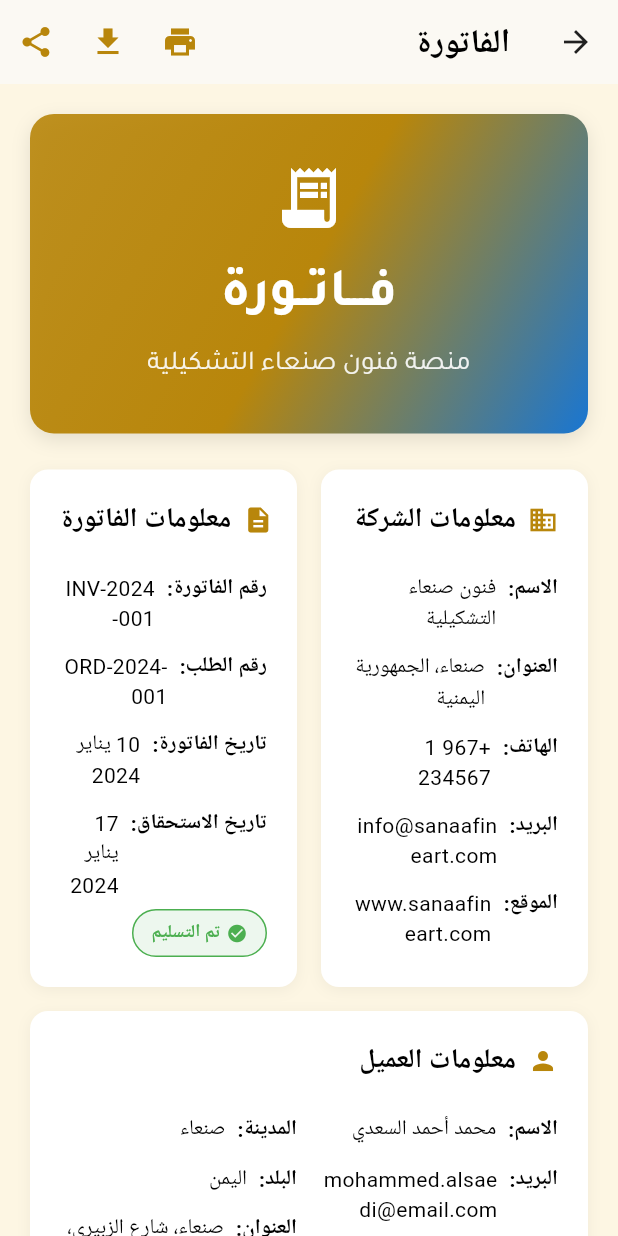
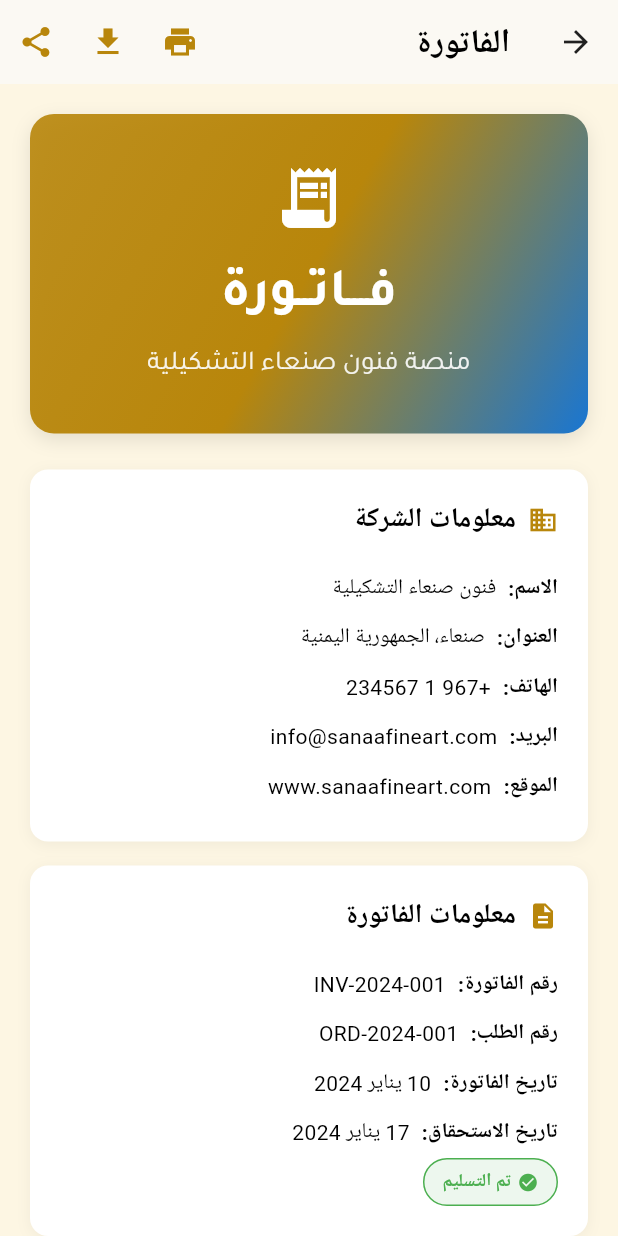
Before and after one commit to sajidammar/sana-a_arts_application, a Flutter app: the InvoicePage screen opened by its route, on a phone screen of 412 x 824 dp. Run offline on Flutter 3.47's test engine with Material 3 defaults, Android fonts, the phone set to English and light mode, and no system bars; accounts and stored records are empty; network calls fail.

Commit message:
fixed some error for overflowed in invoice_page

```diff
--- a/lib/views/exhibitions/home/widgets/current_exhibitions_section.dart
+++ b/lib/views/exhibitions/home/widgets/current_exhibitions_section.dart
@@ -79,7 +79,8 @@ class _CurrentExhibitionsSectionState extends State<CurrentExhibitionsSection> {
               ),
               const SizedBox(height: 16),
               SizedBox(
-                height: 420, // Increased height to prevent pixel overflow
+                height:
+                    440, // Increased height further to prevent pixel overflow
                 child: ListView.builder(
                   scrollDirection: Axis.horizontal,
                   itemCount: currentExhibitions.length,
--- a/lib/views/store/home_page.dart
+++ b/lib/views/store/home_page.dart
@@ -237,7 +237,7 @@ class _StorePageState extends State<StorePage> {
               crossAxisCount: 1,
               crossAxisSpacing: 16,
               mainAxisSpacing: 22,
-              childAspectRatio: 0.99,
+              childAspectRatio: 0.85,
             ),
             itemCount: productProvider.filteredProducts.length,
             itemBuilder: (context, index) {
--- a/lib/views/store/invoice/invoice_page.dart
+++ b/lib/views/store/invoice/invoice_page.dart
@@ -3,8 +3,6 @@ import 'package:provider/provider.dart';
 import '../../../controllers/store/invoice_controller.dart';
 import '../../../models/store/invoice_model.dart';
 import '../../../providers/store/invoice_provider.dart';
-
-
 
 class InvoicePage extends StatelessWidget {
   const InvoicePage({super.key});
@@ -56,7 +54,9 @@ class InvoicePage extends StatelessWidget {
               child: Column(
                 mainAxisAlignment: MainAxisAlignment.center,
                 children: [
-            CircularProgressIndicator(color: Theme.of(context).primaryColor),
+                  CircularProgressIndicator(
+                    color: Theme.of(context).primaryColor,
+                  ),
                   SizedBox(height: 16),
                   Text(
                     'جاري تحميل الفاتورة...',
@@ -91,7 +91,7 @@ class InvoicePage extends StatelessWidget {
       decoration: BoxDecoration(
         gradient: LinearGradient(
           colors: [
-            Theme.of(context).primaryColor.withValues(alpha:0.9),
+            Theme.of(context).primaryColor.withValues(alpha: 0.9),
             Theme.of(context).primaryColor,
             Theme.of(context).primaryColorDark,
           ],
@@ -101,7 +101,7 @@ class InvoicePage extends StatelessWidget {
         borderRadius: BorderRadius.circular(16),
         boxShadow: [
           BoxShadow(
-            color: Colors.black.withValues(alpha:0.1),
+            color: Colors.black.withValues(alpha: 0.1),
             blurRadius: 10,
             offset: Offset(0, 4),
           ),
@@ -109,11 +109,7 @@ class InvoicePage extends StatelessWidget {
       ),
       child: Column(
         children: [
-          Icon(
-            Icons.receipt_long,
-            size: 48,
-            color: Colors.white,
-          ),
+          Icon(Icons.receipt_long, size: 48, color: Colors.white),
           SizedBox(height: 16),
           Text(
             'فـــاتــورة',
@@ -129,7 +125,7 @@ class InvoicePage extends StatelessWidget {
             'منصة فنون صنعاء التشكيلية',
             style: TextStyle(
               fontSize: 18,
-              color: Colors.white.withValues(alpha:0.9),
+              color: Colors.white.withValues(alpha: 0.9),
               fontFamily: 'Tajawal',
             ),
           ),
@@ -142,11 +138,7 @@ class InvoicePage extends StatelessWidget {
     return Column(
       children: [
         // معلومات الشركة والفاتورة
-        Row(
-          crossAxisAlignment: CrossAxisAlignment.start,
-          children: [
-            Expanded(
-              child: _buildInfoCard(
+        _buildInfoCard(
           context,
           title: 'معلومات الشركة',
           icon: Icons.business,
@@ -158,10 +150,8 @@ class InvoicePage extends StatelessWidget {
             _buildInfoItem('الموقع:', 'www.sanaafineart.com', context),
           ],
         ),
-            ),
-            SizedBox(width: 16),
-            Expanded(
-              child: _buildInfoCard(
+        SizedBox(height: 16),
+        _buildInfoCard(
           context,
           title: 'معلومات الفاتورة',
           icon: Icons.description,
@@ -173,9 +163,6 @@ class InvoicePage extends StatelessWidget {
             _buildStatusBadge('تم التسليم', Colors.green, context),
           ],
         ),
-            ),
-          ],
-        ),
         SizedBox(height: 16),
         // معلومات العميل
         _buildInfoCard(
@@ -183,40 +170,21 @@ class InvoicePage extends StatelessWidget {
           title: 'معلومات العميل',
           icon: Icons.person,
           children: [
-            Row(
-              crossAxisAlignment: CrossAxisAlignment.start,
-              children: [
-                Expanded(
-                  child: Column(
-                    crossAxisAlignment: CrossAxisAlignment.start,
-                    children: [
             _buildInfoItem('الاسم:', invoice.customer.name, context),
             _buildInfoItem('البريد:', invoice.customer.email, context),
             _buildInfoItem('الهاتف:', invoice.customer.phone, context),
-                    ],
-                  ),
-                ),
-                SizedBox(width: 16),
-                Expanded(
-                  child: Column(
-                    crossAxisAlignment: CrossAxisAlignment.start,
-                    children: [
+            Divider(height: 24),
             _buildInfoItem('المدينة:', invoice.customer.city, context),
             _buildInfoItem('البلد:', invoice.customer.country, context),
             _buildInfoItem('العنوان:', invoice.customer.address, context),
-                    ],
-                  ),
-                ),
-              ],
-            ),
-            SizedBox(height: 8),
+            SizedBox(height: 16),
             Container(
               padding: EdgeInsets.all(12),
               decoration: BoxDecoration(
-                color: Theme.of(context).primaryColor.withValues(alpha:0.1),
+                color: Theme.of(context).primaryColor.withValues(alpha: 0.1),
                 borderRadius: BorderRadius.circular(8),
                 border: Border.all(
-                  color: Theme.of(context).primaryColor.withValues(alpha:0.3),
+                  color: Theme.of(context).primaryColor.withValues(alpha: 0.3),
                 ),
               ),
               child: Row(
@@ -258,7 +226,7 @@ class InvoicePage extends StatelessWidget {
         borderRadius: BorderRadius.circular(12),
         boxShadow: [
           BoxShadow(
-            color: Colors.black.withValues(alpha:0.05),
+            color: Colors.black.withValues(alpha: 0.05),
             blurRadius: 8,
             offset: Offset(0, 2),
           ),
@@ -269,11 +237,7 @@ class InvoicePage extends StatelessWidget {
         children: [
           Row(
             children: [
-              Icon(
-                icon,
-                color: Theme.of(context).primaryColor,
-                size: 20,
-              ),
+              Icon(icon, color: Theme.of(context).primaryColor, size: 20),
               SizedBox(width: 8),
               Text(
                 title,
@@ -326,18 +290,14 @@ class InvoicePage extends StatelessWidget {
     return Container(
       padding: EdgeInsets.symmetric(horizontal: 12, vertical: 6),
       decoration: BoxDecoration(
-        color: color.withValues(alpha:0.1),
+        color: color.withValues(alpha: 0.1),
         borderRadius: BorderRadius.circular(20),
         border: Border.all(color: color),
       ),
       child: Row(
         mainAxisSize: MainAxisSize.min,
         children: [
-          Icon(
-            Icons.check_circle,
-            color: color,
-            size: 14,
-          ),
+          Icon(Icons.check_circle, color: color, size: 14),
           SizedBox(width: 4),
           Text(
             text,
@@ -360,7 +320,7 @@ class InvoicePage extends StatelessWidget {
         borderRadius: BorderRadius.circular(12),
         boxShadow: [
           BoxShadow(
-            color: Colors.black.withValues(alpha:0.05),
+            color: Colors.black.withValues(alpha: 0.05),
             blurRadius: 8,
             offset: Offset(0, 2),
           ),
@@ -400,7 +360,7 @@ class InvoicePage extends StatelessWidget {
       padding: EdgeInsets.all(16),
       decoration: BoxDecoration(
         color: Theme.of(context).brightness == Brightness.dark
-            ? Colors.grey.shade800.withValues(alpha:0.3)
+            ? Colors.grey.shade800.withValues(alpha: 0.3)
             : Colors.grey.shade50,
         borderRadius: BorderRadius.circular(8),
         border: Border.all(
@@ -417,7 +377,7 @@ class InvoicePage extends StatelessWidget {
             decoration: BoxDecoration(
               gradient: LinearGradient(
                 colors: [
-                  Theme.of(context).primaryColor.withValues(alpha:0.8),
+                  Theme.of(context).primaryColor.withValues(alpha: 0.8),
                   Theme.of(context).primaryColor,
                 ],
                 begin: Alignment.topLeft,
@@ -425,11 +385,7 @@ class InvoicePage extends StatelessWidget {
               ),
               borderRadius: BorderRadius.circular(8),
             ),
-            child: Icon(
-              Icons.image,
-              color: Colors.white,
-              size: 24,
-            ),
+            child: Icon(Icons.image, color: Colors.white, size: 24),
           ),
           SizedBox(width: 16),
           // تفاصيل المنتج
@@ -459,16 +415,19 @@ class InvoicePage extends StatelessWidget {
                 ),
                 SizedBox(height: 8),
                 Row(
+                  mainAxisAlignment: MainAxisAlignment.spaceBetween,
                   children: [
                     _buildQuantityBadge(item.quantity, context),
-                    Spacer(),
+                    // Spacer removed
                     Column(
                       crossAxisAlignment: CrossAxisAlignment.end,
                       children: [
                         Text(
                           'السعر: \$${item.price}',
                           style: TextStyle(
-                            color: Theme.of(context).textTheme.bodyMedium?.color,
+                            color: Theme.of(
+                              context,
+                            ).textTheme.bodyMedium?.color,
                             fontSize: 14,
                           ),
                         ),
@@ -497,7 +456,7 @@ class InvoicePage extends StatelessWidget {
     return Container(
       padding: EdgeInsets.symmetric(horizontal: 12, vertical: 4),
       decoration: BoxDecoration(
-        color: Theme.of(context).primaryColor.withValues(alpha:0.1),
+        color: Theme.of(context).primaryColor.withValues(alpha: 0.1),
         borderRadius: BorderRadius.circular(12),
       ),
       child: Row(
@@ -530,7 +489,7 @@ class InvoicePage extends StatelessWidget {
         borderRadius: BorderRadius.circular(12),
         boxShadow: [
           BoxShadow(
-            color: Colors.black.withValues(alpha:0.05),
+            color: Colors.black.withValues(alpha: 0.05),
             blurRadius: 8,
             offset: Offset(0, 2),
           ),
@@ -558,25 +517,40 @@ class InvoicePage extends StatelessWidget {
           ),
           SizedBox(height: 16),
           _buildTotalItem('المجموع الفرعي', invoice.subtotal, context),
-          _buildTotalItem('خصم العضوية (5%)', -invoice.discount, context, isDiscount: true),
+          _buildTotalItem(
+            'خصم العضوية (5%)',
+            -invoice.discount,
+            context,
+            isDiscount: true,
+          ),
           _buildTotalItem('الشحن والتوصيل', invoice.shipping, context),
           _buildTotalItem('التأمين', 15.0, context),
           _buildTotalItem('الضريبة (15%)', invoice.tax, context),
           Divider(height: 24),
-          _buildTotalItem('المجموع الإجمالي', invoice.total, context, isTotal: true),
+          _buildTotalItem(
+            'المجموع الإجمالي',
+            invoice.total,
+            context,
+            isTotal: true,
+          ),
         ],
       ),
     );
   }
 
-  Widget _buildTotalItem(String label, double amount, BuildContext context,
-      {bool isDiscount = false, bool isTotal = false}) {
+  Widget _buildTotalItem(
+    String label,
+    double amount,
+    BuildContext context, {
+    bool isDiscount = false,
+    bool isTotal = false,
+  }) {
     return Padding(
       padding: EdgeInsets.symmetric(vertical: 8),
       child: Row(
+        mainAxisAlignment: MainAxisAlignment.spaceBetween,
         children: [
-          Expanded(
-            child: Text(
+          Text(
             label,
             style: TextStyle(
               fontSize: isTotal ? 18 : 16,
@@ -584,7 +558,6 @@ class InvoicePage extends StatelessWidget {
               color: isTotal
                   ? Theme.of(context).primaryColor
                   : Theme.of(context).textTheme.bodyLarge?.color,
-              ),
             ),
           ),
           Text(
@@ -608,10 +581,10 @@ class InvoicePage extends StatelessWidget {
     return Container(
       padding: EdgeInsets.all(20),
       decoration: BoxDecoration(
-        color: Theme.of(context).primaryColor.withValues(alpha:0.05),
+        color: Theme.of(context).primaryColor.withValues(alpha: 0.05),
         borderRadius: BorderRadius.circular(12),
         border: Border.all(
-          color: Theme.of(context).primaryColor.withValues(alpha:0.1),
+          color: Theme.of(context).primaryColor.withValues(alpha: 0.1),
         ),
       ),
       child: Column(
```
Also changed, not shown: lib/views/store/cart/cart_page.dart (+62 -39 lines). Lines whose indentation alone changed are shown as unchanged.
